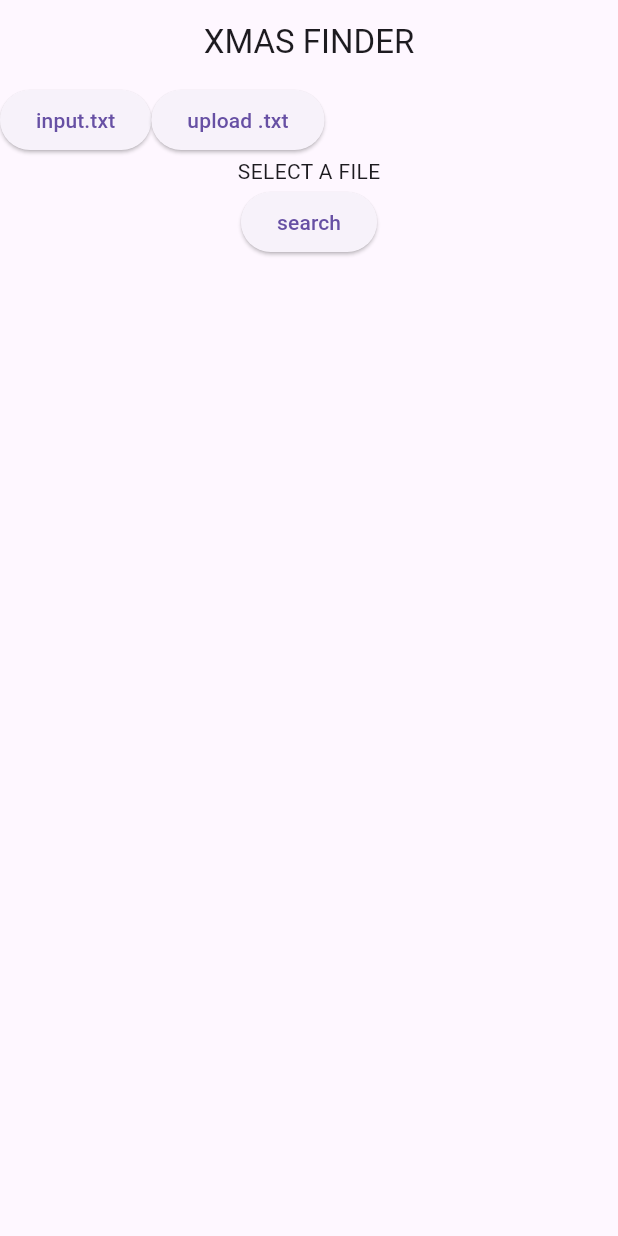
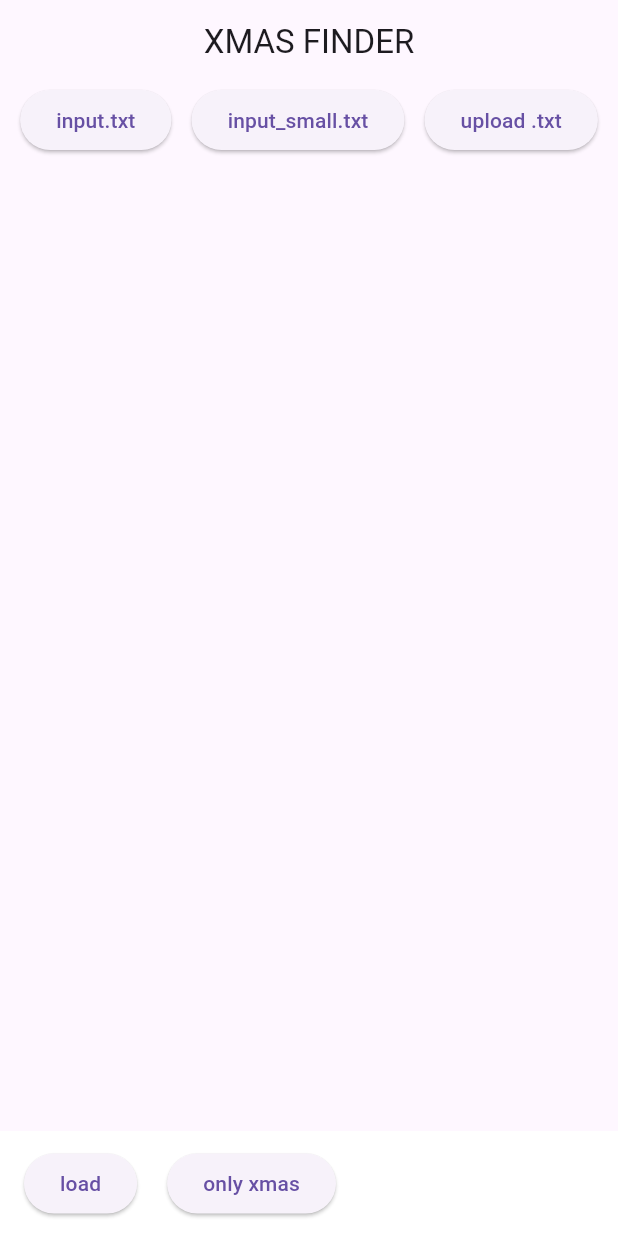
Before and after one commit to Ohlavrac/xmas_challenge, a Flutter app: the screen it shows after launch, on a phone screen of 412 x 824 dp. Run offline on Flutter 3.47's test engine with Material 3 defaults, Android fonts, the phone set to English and light mode, and no system bars; project files that could hold a hidden picture were left out.

Commit message:
feat: add a function to show just xmas

```diff
--- a/lib/ui/pages/home_page.dart
+++ b/lib/ui/pages/home_page.dart
@@ -14,7 +14,6 @@ class _HomePageState extends State<HomePage> {
   String inputFilePath = "./assets/inputs/input.txt";
   String inputSmallFilePath = "./assets/inputs/input_small.txt";
 
-
   @override
   Widget build(BuildContext context) {
     var contentProvider = context.read<ContentProvider>();
@@ -24,15 +23,25 @@ class _HomePageState extends State<HomePage> {
         title: Text("XMAS FINDER"),
         centerTitle: true,
       ),
-      body: Column(
+      body: SafeArea(
+        child: Column(
+          crossAxisAlignment: CrossAxisAlignment.center,
+          mainAxisAlignment: MainAxisAlignment.center,
           children: [
             Row(
+              mainAxisAlignment: MainAxisAlignment.spaceEvenly,
               children: [
                 ElevatedButton(
-                onPressed: () async {
+                  onPressed: () {
+                    contentProvider.readContent(inputFilePath);
+                  },
+                  child: Text("input.txt")
+                ),
+                ElevatedButton(
+                  onPressed: () {
                     contentProvider.readContent(inputSmallFilePath);
                   },
-                child: Text("input.txt")
+                  child: Text("input_small.txt")
                 ),
                 ElevatedButton(
                   onPressed: () {
@@ -42,8 +51,36 @@ class _HomePageState extends State<HomePage> {
                 )
               ],
             ),
-          Container(
-            child: contentProvider.hasFile() ? Text("${contentProvider.matrix ?? ""}") : Text("SELECT A FILE"),
+            SizedBox(height: 10,),
+            /*Expanded(
+              child: contentProvider.hasFile() ? Text("${contentProvider.content}") : Text("SELECT A FILE"),
+            ),*/
+            Expanded(
+              child: contentProvider.hasFile() ?  GridView.builder(
+                itemCount: contentProvider.matrix!.length * contentProvider.matrix![0].length,
+                gridDelegate: SliverGridDelegateWithFixedCrossAxisCount(
+                  crossAxisCount: contentProvider.matrix![0].length
+                ),
+                itemBuilder: (context, index) {
+                  int columnsN = contentProvider.matrix![0].length;
+                  int line = index ~/ columnsN;
+                  int column = index % columnsN;
+
+                  return Text("${contentProvider.matrix?[line][column]}", style: TextStyle(fontSize: 14),);
+
+                  //return Text("[$line,$column]");
+                }
+              ) : Text("")
+            ),
+            /*Row(
+              children: [
+                ElevatedButton(
+                  onPressed: () {
+                    setState(() {
+                      contentProvider.hasFile() ? contentProvider.fileToMatrix(contentProvider.content) : null;
+                    });
+                  },
+                  child: Text("load")
                 ),
                 ElevatedButton(
                   onPressed: () {
@@ -51,9 +88,37 @@ class _HomePageState extends State<HomePage> {
                       contentProvider.hasFile() ? contentProvider.fileToMatrix(contentProvider.content) : null;
                     });
                   },
-            child: Text("search")
+                  child: Text("only xmas")
                 )
               ],
+            ),*/
+          ],
+        ),
+      ),
+      bottomNavigationBar: BottomAppBar(
+        height: 70,
+        color: Colors.white,
+        child: Row(
+              children: [
+                ElevatedButton(
+                  onPressed: () {
+                    setState(() {
+                      contentProvider.hasFile() ? contentProvider.fileToMatrix(contentProvider.content) : null;
+                    });
+                  },
+                  child: Text("load")
+                ),
+                SizedBox(width: 20,),
+                ElevatedButton(
+                  onPressed: () {
+                    setState(() {
+                      contentProvider.hasFile() ? contentProvider.xmasFinder() : null;
+                    });
+                  },
+                  child: Text("only xmas")
+                )
+              ],
+            ),
       ),
     );
   }
```
Also changed, not shown: lib/ui/providers/content_provider.dart (+71 -1 lines). Lines whose indentation alone changed are shown as unchanged.
